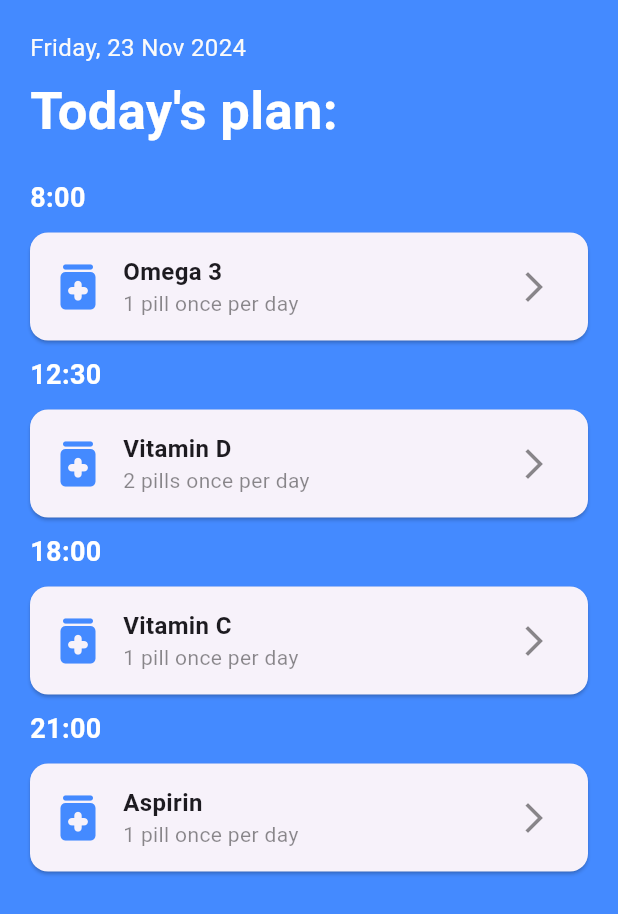
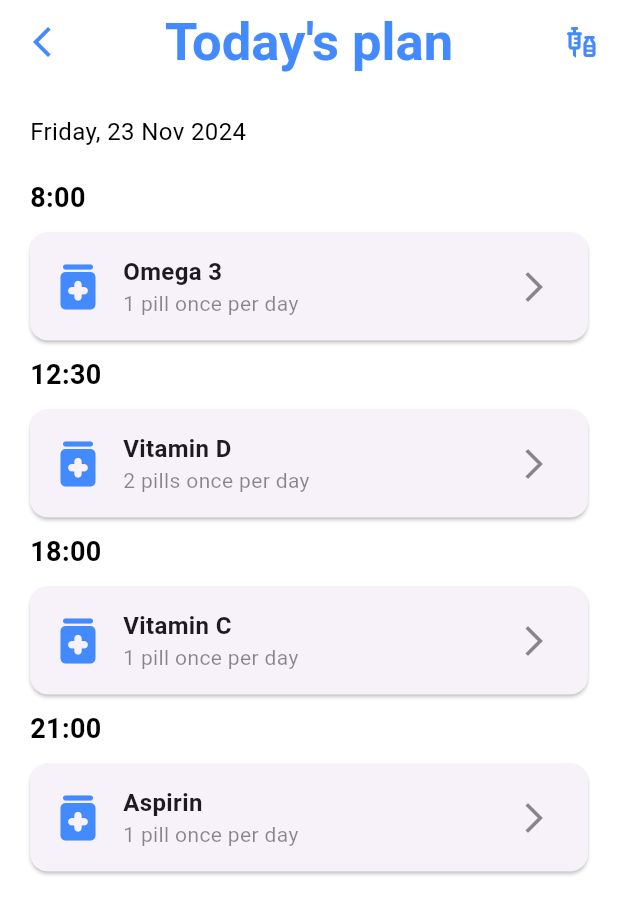
Before and after one commit to Sewjith/MedicalAppProject, a Flutter app: the ReminderPage screen opened directly, on a phone screen of 412 x 824 dp. Shown: the top 914 px of the screen. Run offline on Flutter 3.47's test engine with Material 3 defaults, Android fonts, the phone set to English and light mode, and no system bars.

Commit message:
Updated the code

```diff
--- a/lib/features/medication_reminder.dart
+++ b/lib/features/medication_reminder.dart
@@ -1,6 +1,8 @@
 import 'package:flutter/material.dart';
 import 'package:medical_app/core/themes/color_palette.dart';
 import 'package:medical_app/core/bottom_nav.dart';
+import 'package:medical_app/features/Vaccination_Reminder.dart';
+import 'package:medical_app/features/pillDetails.dart';
 
 void main(){
   runApp(Medication_Reminder());
@@ -26,7 +28,36 @@ class ReminderPage extends StatelessWidget{
   @override
   Widget build(BuildContext context){
     return Scaffold(
-      backgroundColor: AppPallete.headings,
+      backgroundColor: AppPallete.whiteColor,
+      appBar: AppBar(
+        elevation: 0,
+        backgroundColor: AppPallete.transparentColor,
+        leading: IconButton(
+          icon: Icon(Icons.arrow_back_ios_new_sharp, color: AppPallete.headings),
+          onPressed: () {
+            Navigator.pushReplacement(
+                context, MaterialPageRoute(builder: (context) => Placeholder()));
+          },
+        ),
+        title:
+        Text(
+          "Today's plan",
+          style: TextStyle(
+              color: AppPallete.headings,
+              fontWeight: FontWeight.bold,
+              fontSize: 35
+          ),
+        ),
+        centerTitle: true,
+        actions: [
+          IconButton(icon: Icon(Icons.vaccines_outlined, color: AppPallete.headings,),
+    onPressed: () {
+      Navigator.push(
+        context, MaterialPageRoute(builder: (context) => Vaccination()),);
+    }
+          ),
+        ],
+      ),
       body: SafeArea(
           child: Padding(padding: const EdgeInsets.all(20.0),
           child: Column(
@@ -35,17 +66,8 @@ class ReminderPage extends StatelessWidget{
               Text(
                 "Friday, 23 Nov 2024",
                 style: TextStyle(
-                  color: AppPallete.secondaryColor,
+                  color: AppPallete.textColor,
                   fontSize: 16
-                ),
-              ),
-              SizedBox(height: 6),
-              Text(
-                "Today's plan:",
-                style: TextStyle(
-                  color: AppPallete.whiteColor,
-                  fontWeight: FontWeight.bold,
-                  fontSize: 35
                 ),
               ),
               SizedBox(height: 20),
@@ -87,7 +109,7 @@ class PillCard extends StatelessWidget{
           style: TextStyle(
             fontWeight: FontWeight.bold,
             fontSize: 18,
-            color: AppPallete.whiteColor
+            color: AppPallete.textColor
           ),
         ),
         Card(
@@ -122,7 +144,10 @@ class PillCard extends StatelessWidget{
                 icon: Icon(Icons.arrow_forward_ios_outlined, color: Colors.black45,),
                 onPressed: (){
                   Navigator.push(context,
-                  MaterialPageRoute(builder:(context) => Placeholder()),);
+                  MaterialPageRoute(builder:(context) => pillDetails(
+                    name: name,
+                    details: details
+                  ),),);
                 },
               ),
             ],
```
